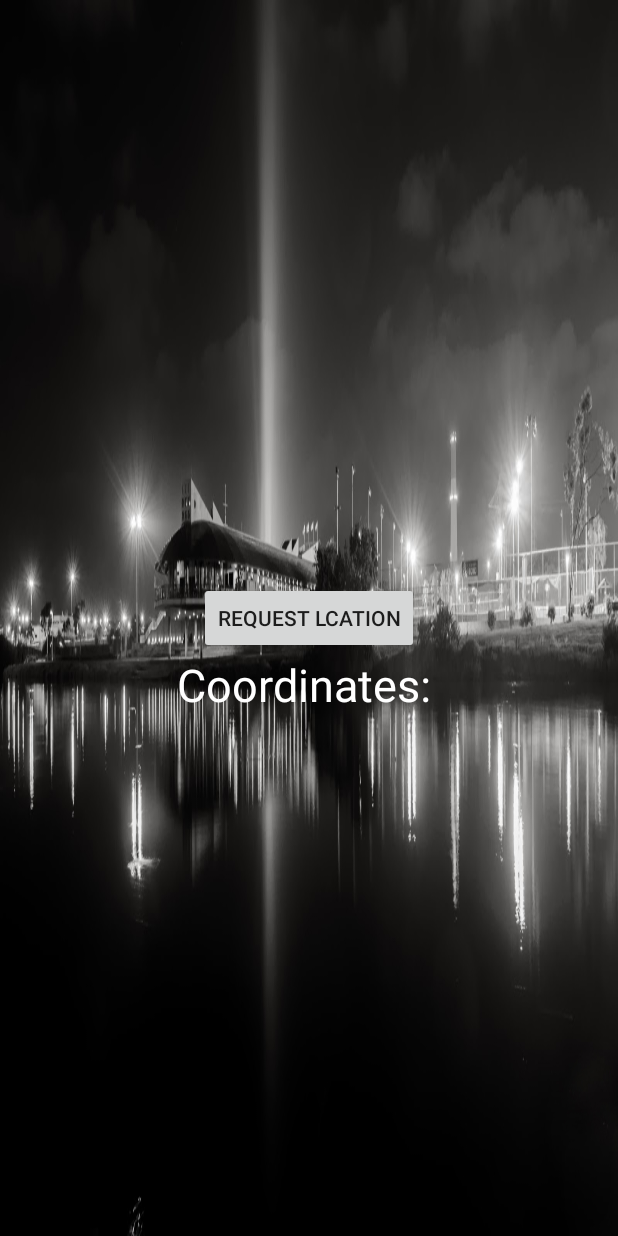
After one commit to zissu/Noche6App, an Android app: the layout activity_favorite.xml on its own in the app's theme, with its tools: preview values and no code run, on a phone screen of 412 x 824 dp. The commit adds this screen. Run offline under Robolectric (Android 15) with nearby library versions, the phone set to English and light mode, and no system bars.

Commit message:
new with GPS

```diff
--- /dev/null
+++ b/app/src/main/res/layout/activity_favorite.xml
@@ -0,0 +1,43 @@
+<?xml version="1.0" encoding="utf-8"?>
+<RelativeLayout xmlns:android="http://schemas.android.com/apk/res/android"
+    xmlns:app="http://schemas.android.com/apk/res-auto"
+    xmlns:tools="http://schemas.android.com/tools"
+    android:layout_width="match_parent"
+    android:layout_height="match_parent"
+    android:paddingBottom="@dimen/activity_vertical_margin"
+    android:paddingLeft="@dimen/activity_horizontal_margin"
+    android:paddingRight="@dimen/activity_horizontal_margin"
+    android:paddingTop="@dimen/activity_vertical_margin"
+    android:background="@drawable/tlv"
+    tools:context="com.example.zissu.noche_1.Favorite">
+
+    <ScrollView
+        android:layout_width="match_parent"
+        android:layout_height="wrap_content"
+        android:layout_below="@+id/button"
+        android:layout_alignParentRight="true"
+        android:layout_alignParentEnd="true">
+
+        <TextView
+            android:layout_width="match_parent"
+            android:gravity="center"
+            android:layout_height="wrap_content"
+            android:text="Coordinates: "
+            android:textSize="30sp"
+            android:id="@+id/textView"
+            android:layout_below="@+id/button"
+            android:layout_alignParentLeft="true"
+            android:layout_alignParentStart="true"
+            android:textColor="#fff"/>
+    </ScrollView>
+
+
+    <Button
+        android:layout_width="wrap_content"
+        android:layout_height="wrap_content"
+        android:text="Request Lcation"
+        android:id="@+id/button"
+        android:layout_centerVertical="true"
+        android:layout_centerHorizontal="true" />
+
+</RelativeLayout>
--- a/app/src/main/res/menu/activity_main_drawer.xml
+++ b/app/src/main/res/menu/activity_main_drawer.xml
@@ -3,7 +3,7 @@
 
     <group android:checkableBehavior="single">
         <item
-            android:id="@+id/nav_search"
+            android:id="@+id/nav_favorite"
             android:icon="@drawable/star"
             android:title="מועדפים" />
         <item
```
Also changed, not shown: app/src/main/AndroidManifest.xml (+6 -1 lines), app/src/main/java/com/example/zissu/noche_1/BarActivity.java (+6 -1 lines), app/src/main/java/com/example/zissu/noche_1/Favorite.java (+75 -16 lines), app/src/main/java/com/example/zissu/noche_1/MainActivity.java (+6 -4 lines), app/src/main/res/layout/activity_bar.xml (+7 -3 lines), app/src/main/res/layout/fragment_favorite.xml (deleted, +0 -13 lines).
